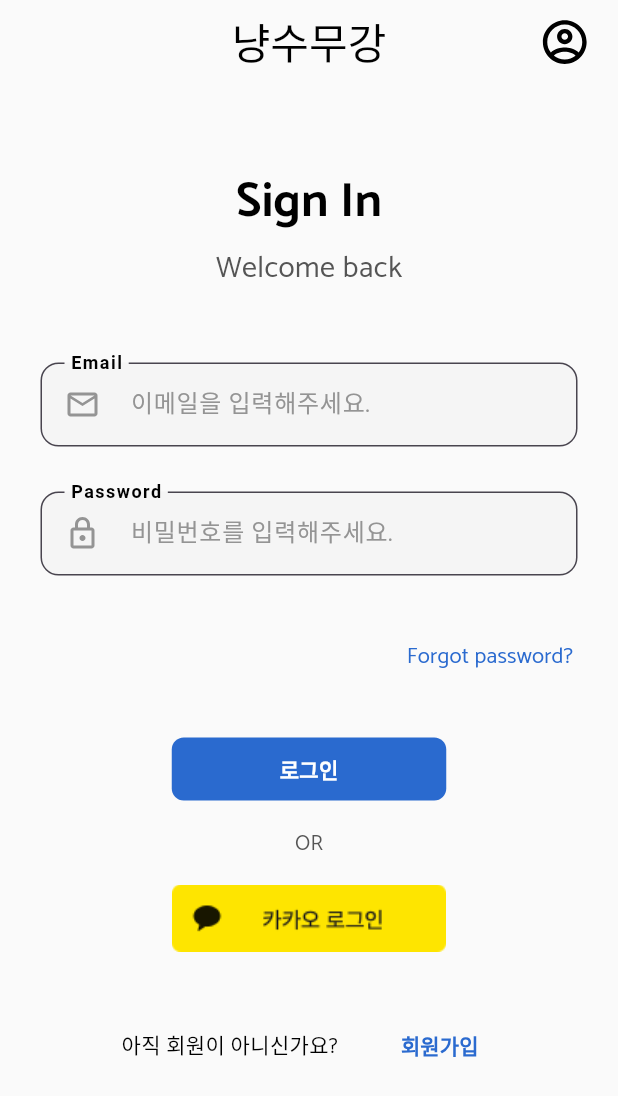
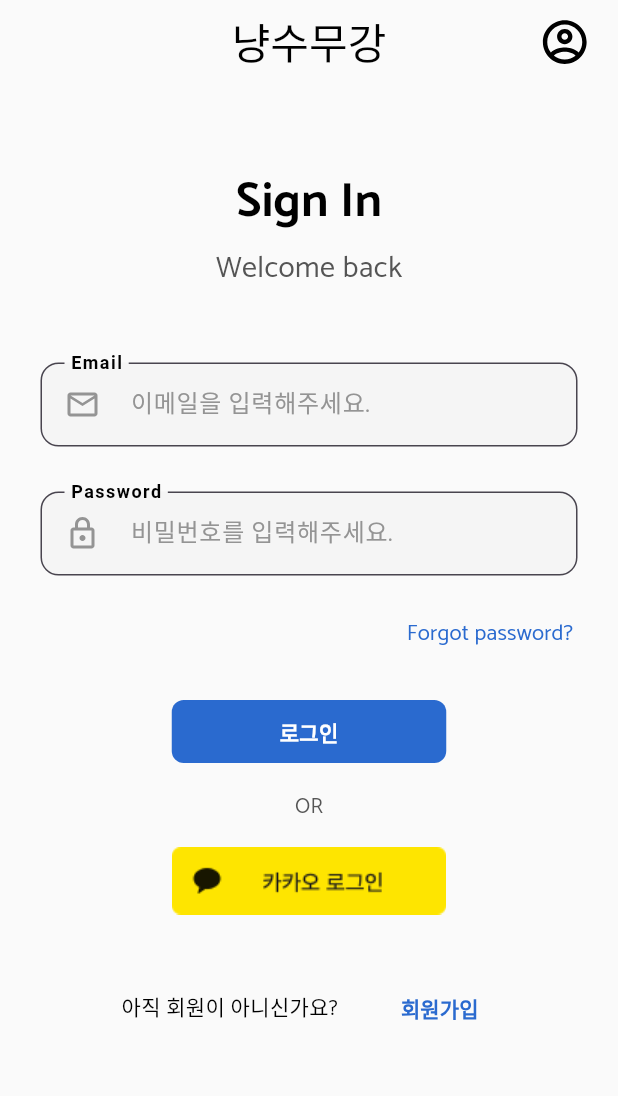
Before and after one commit to haejun-kim/cat-long-live, a Flutter app: the screen it shows after launch, on a phone screen of 412 x 824 dp. Shown: the top 1096 px of the screen. Run offline on Flutter 3.47's test engine with Material 3 defaults, Android fonts, the phone set to English and light mode, and no system bars; our stand-ins replace flutter_svg.

Commit message:
feat: changed sized box height

```diff
--- a/lib/src/view/account/view/sign_in_view.dart
+++ b/lib/src/view/account/view/sign_in_view.dart
@@ -49,7 +49,7 @@ class SignInView extends StatelessWidget {
                   labelText: "Password",
                 ),
                 const SizedBox(
-                  height: 30,
+                  height: 15,
                 ),
                 Align(
                   alignment: const Alignment(0.87, 0),
@@ -63,7 +63,7 @@ class SignInView extends StatelessWidget {
                   ),
                 ),
                 const SizedBox(
-                  height: 30,
+                  height: 20,
                 ),
                 Button(
                   onPressed: () {},
```
